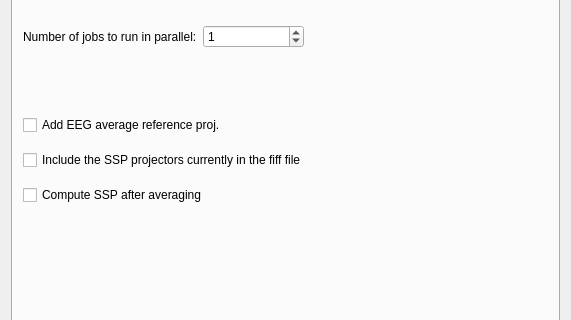
cibr-jyu/meggie, file hoksotin/ui/qt4Designer/eogParametersDialog.ui: the form before one commit; both pictures show x 0 to 571 and y 181 to 501 of the 571 by 755 pixel window.
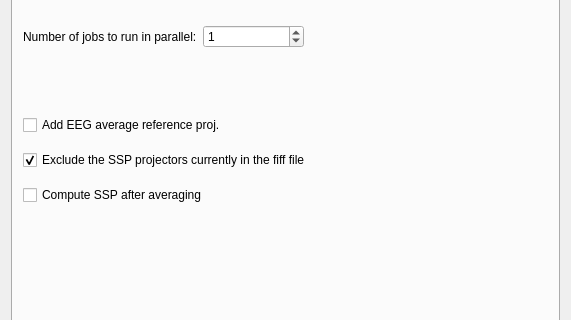
The form after the commit. The open tabs and pages were chosen to show the change.

What changed in the file:
```diff
--- a/hoksotin/ui/qt4Designer/eogParametersDialog.ui
+++ b/hoksotin/ui/qt4Designer/eogParametersDialog.ui
@@ -738,10 +738,10 @@
         <item>
          <widget class="QCheckBox" name="checkBoxSSPProj">
           <property name="text">
-           <string>Include the SSP projectors currently in the fiff file</string>
+           <string>Exclude the SSP projectors currently in the fiff file</string>
           </property>
           <property name="checked">
-           <bool>false</bool>
+           <bool>true</bool>
           </property>
          </widget>
         </item>
```
